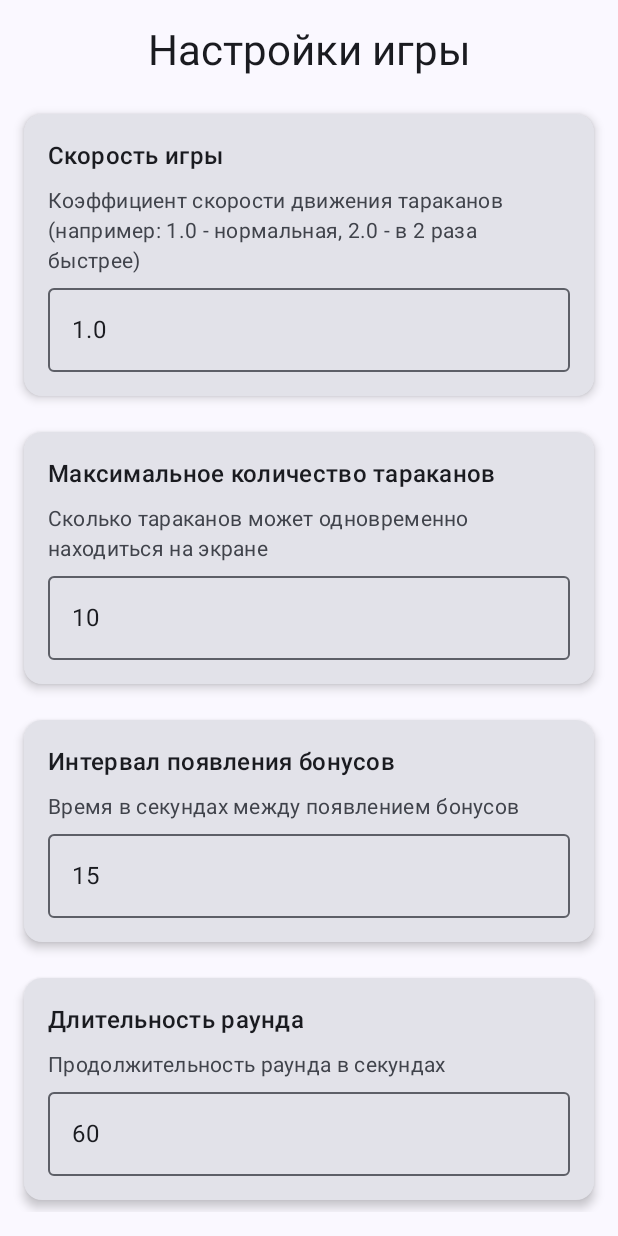
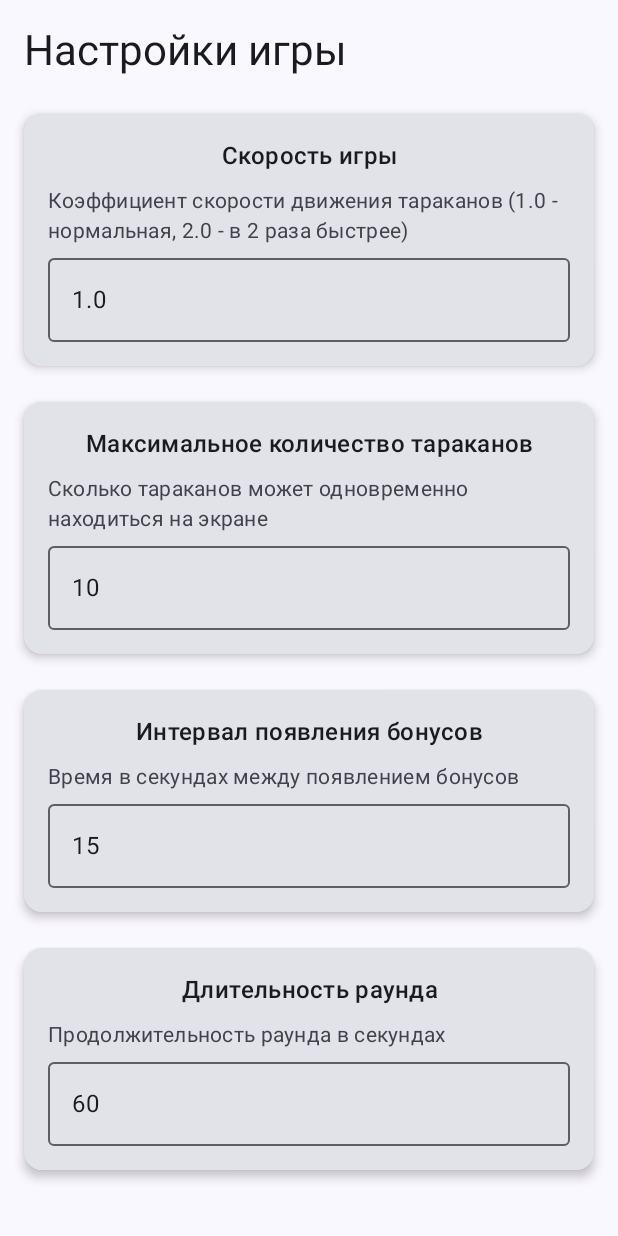
Before and after one commit to Giro216/GameBugs, an Android app built with Jetpack Compose: the composable SettingsPanel shown on its own in the app's theme, on a phone screen of 412 x 824 dp. Run offline under Robolectric (Android 15) with nearby library versions, the phone set to English and light mode, and no system bars.

Commit message:
Fix settings saving

```diff
--- a/app/src/main/java/com/example/gamebugs/ui/components/MainMenuPanel.kt
+++ b/app/src/main/java/com/example/gamebugs/ui/components/MainMenuPanel.kt
@@ -117,6 +117,7 @@ fun MainMenuPanel(
                     1 -> RulesPanel()
                     2 -> AuthorsPanel()
                     3 -> SettingsPanel(
+                        settings,
                         onSavedSettings = { savedSettings ->
                             onSettingsUpdated(savedSettings)
                         }
--- a/app/src/main/java/com/example/gamebugs/ui/components/SettingsPanel.kt
+++ b/app/src/main/java/com/example/gamebugs/ui/components/SettingsPanel.kt
@@ -1,16 +1,33 @@
 package com.example.gamebugs.ui.components
 
-import androidx.compose.foundation.layout.*
+import androidx.compose.foundation.layout.Arrangement
+import androidx.compose.foundation.layout.Column
+import androidx.compose.foundation.layout.fillMaxSize
+import androidx.compose.foundation.layout.fillMaxWidth
+import androidx.compose.foundation.layout.padding
 import androidx.compose.foundation.rememberScrollState
 import androidx.compose.foundation.verticalScroll
-import androidx.compose.material3.*
-import androidx.compose.runtime.*
-import androidx.compose.ui.Alignment
+import androidx.compose.material3.Button
+import androidx.compose.material3.Card
+import androidx.compose.material3.CardDefaults
+import androidx.compose.material3.MaterialTheme
+import androidx.compose.material3.OutlinedTextField
+import androidx.compose.material3.Surface
+import androidx.compose.material3.Text
+import androidx.compose.runtime.Composable
+import androidx.compose.runtime.getValue
+import androidx.compose.runtime.mutableStateOf
+import androidx.compose.runtime.remember
+import androidx.compose.runtime.setValue
 import androidx.compose.ui.Modifier
 import androidx.compose.ui.text.input.KeyboardType
+import androidx.compose.ui.text.style.TextAlign
+import androidx.compose.ui.tooling.preview.Preview
 import androidx.compose.ui.unit.dp
+import com.example.gamebugs.ui.theme.GameBugsTheme
 
 data class Settings(
+    var gameDifficult: Int = 3,
     var gameSpeed: Float,
     var maxBeetles: Int,
     var bonusInterval: Int,
@@ -19,13 +36,21 @@ data class Settings(
 
 @Composable
 fun SettingsPanel(
-    onSavedSettings: (Settings) -> Unit = {} // Callback
+    usefulSettings: Settings? = null,
+    onSavedSettings: (Settings) -> Unit = {}
 ) {
-    // Состояния для хранения значений настроек
+
     var gameSpeed by remember { mutableStateOf("1.0") }
     var maxBeetles by remember { mutableStateOf("10") }
     var bonusInterval by remember { mutableStateOf("15") }
     var roundDuration by remember { mutableStateOf("60") }
+
+    if (usefulSettings != null){
+        gameSpeed = usefulSettings.gameSpeed.toString()
+        maxBeetles = usefulSettings.maxBeetles.toString()
+        bonusInterval = usefulSettings.bonusInterval.toString()
+        roundDuration = usefulSettings.roundDuration.toString()
+    }
 
 
     val scrollState = rememberScrollState()
@@ -40,12 +65,12 @@ fun SettingsPanel(
         Text(
             text = "Настройки игры",
             style = MaterialTheme.typography.headlineMedium,
-            modifier = Modifier.align(Alignment.CenterHorizontally)
+            textAlign = TextAlign.Center
         )
 
         SettingItem(
             title = "Скорость игры",
-            description = "Коэффициент скорости движения тараканов (например: 1.0 - нормальная, 2.0 - в 2 раза быстрее)",
+            description = "Коэффициент скорости движения тараканов (1.0 - нормальная, 2.0 - в 2 раза быстрее)",
             value = gameSpeed,
             onValueChange = { gameSpeed = it },
             keyboardType = KeyboardType.Decimal
@@ -79,19 +104,22 @@ fun SettingsPanel(
             onClick = {
                 if (gameSpeed.isNotBlank() && maxBeetles.isNotBlank() && bonusInterval.isNotBlank() && roundDuration.isNotBlank()) {
                     val settings = Settings(
-                        gameSpeed.toFloat(),
-                        maxBeetles.toInt(),
-                        bonusInterval.toInt(),
-                        roundDuration.toInt()
+                        gameSpeed = gameSpeed.toFloat(),
+                        maxBeetles = maxBeetles.toInt(),
+                        bonusInterval = bonusInterval.toInt(),
+                        roundDuration = roundDuration.toInt()
                     )
                     onSavedSettings(settings)
                 }
             },
             modifier = Modifier
                 .fillMaxWidth()
-                .height(56.dp)
         ) {
-            Text("Сохранить настройки")
+            Text(
+                text = "Сохранить настройки",
+                textAlign = TextAlign.Center,
+                style = MaterialTheme.typography.titleMedium
+            )
         }
     }
 }
@@ -110,10 +138,12 @@ fun SettingItem(
     ) {
         Column(
             modifier = Modifier.padding(16.dp),
-            verticalArrangement = Arrangement.spacedBy(8.dp)
+            verticalArrangement = Arrangement.spacedBy(8.dp),
         ) {
             Text(
                 text = title,
+                modifier = Modifier.fillMaxWidth(),
+                textAlign = TextAlign.Center,
                 style = MaterialTheme.typography.titleMedium
             )
 
@@ -138,3 +168,16 @@ fun SettingItem(
         }
     }
 }
+
+@Preview
+@Composable
+fun PreviewSettingsPanel(){
+    GameBugsTheme {
+        Surface(
+            modifier = Modifier.fillMaxSize(),
+            color = MaterialTheme.colorScheme.background
+        ) {
+            SettingsPanel()
+        }
+    }
+}
```
